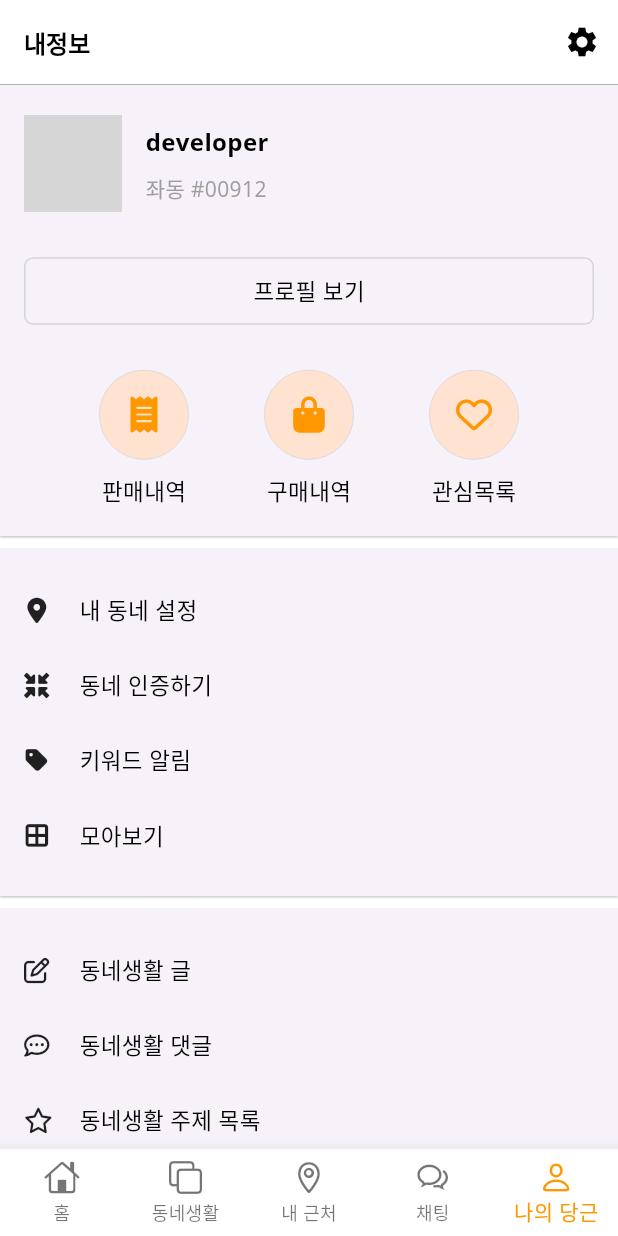
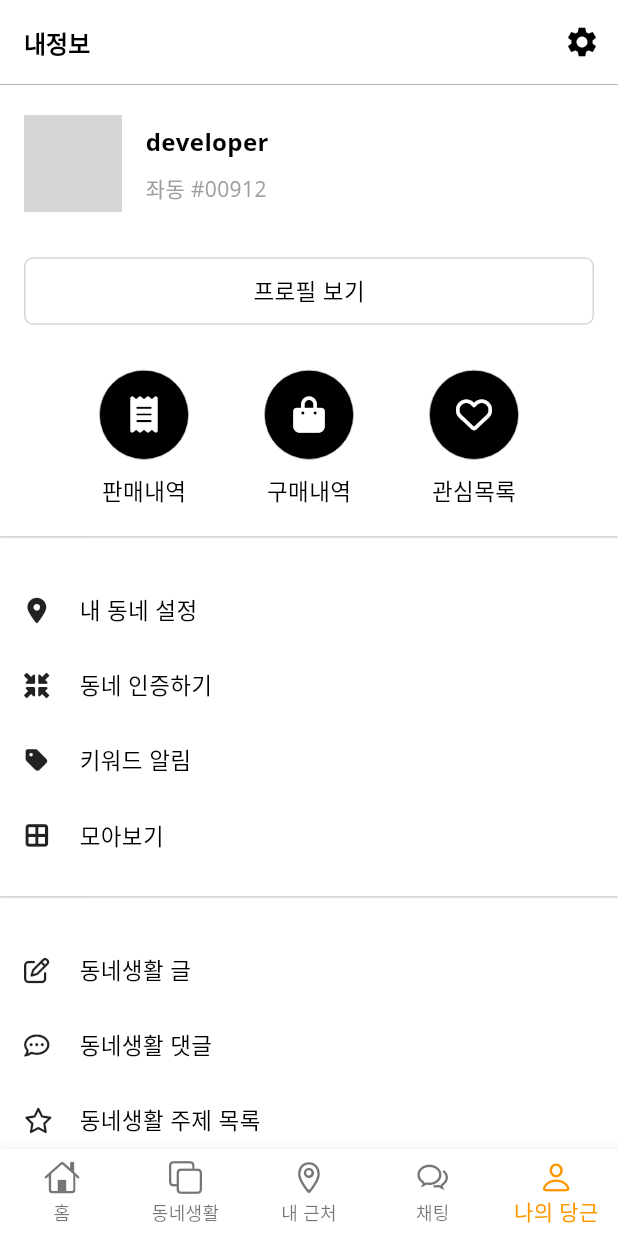
Before and after one commit to dkyou7/flutter_ui_practice_1, a Flutter app: the screen it shows after launch, item 5 of the bottom bar chosen, on a phone screen of 412 x 824 dp. Run offline on Flutter 3.47's test engine with Material 3 defaults, Android fonts, the light colour scheme and no system bars; our stand-ins replace font_awesome_flutter, google_fonts; network calls fail; grey boxes are pictures that could not be loaded.

Commit message:
card icon menu 색상 변경

```diff
--- a/lib/screens/my_carrot/component/card_icon_menu.dart
+++ b/lib/screens/my_carrot/component/card_icon_menu.dart
@@ -11,6 +11,7 @@ class CardIconMenu extends StatelessWidget {
   @override
   Widget build(BuildContext context) {
     return Card(
+      color: Colors.white,
       elevation: 0.5,
       margin: EdgeInsets.zero,
       shape: RoundedRectangleBorder(
--- a/lib/screens/my_carrot/component/my_carrot_header.dart
+++ b/lib/screens/my_carrot/component/my_carrot_header.dart
@@ -6,6 +6,7 @@ class MyCarrotHeader extends StatelessWidget {
   @override
   Widget build(BuildContext context) {
     return Card(
+      color: Colors.white,
       elevation: 0.5,
       margin: EdgeInsets.zero,
       shape: RoundedRectangleBorder(borderRadius: BorderRadius.circular(0.0)),
@@ -111,11 +112,11 @@ class MyCarrotHeader extends StatelessWidget {
           height: 60,
           decoration: BoxDecoration(
               borderRadius: BorderRadius.circular(30.0),
-              color: Color.fromRGBO(255, 226, 208, 1),
+              color: Colors.black,
               border: Border.all(color: Color(0xFFD4D5DD), width: 0.5)),
           child: Icon(
             iconData,
-            color: Colors.orange,
+            color: Colors.white,
           ),
         ),
         SizedBox(height: 10),
```
